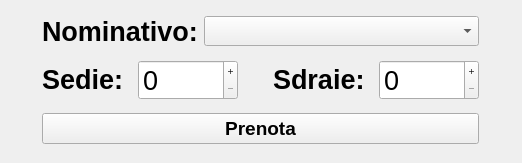
Old version of the form ui/prenota_ombrellone.ui in the repository Raccispini/Progetto-Hotel.
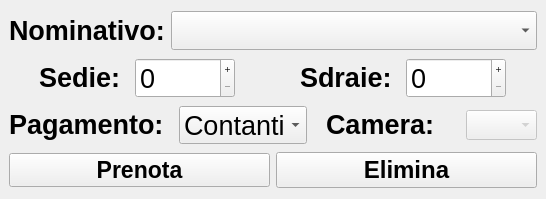
New version of the form. Icons and pictures are not drawn.

The edit to the form file:
```diff
--- a/ui/prenota_ombrellone.ui
+++ b/ui/prenota_ombrellone.ui
@@ -6,20 +6,20 @@
    <rect>
     <x>0</x>
     <y>0</y>
-    <width>522</width>
-    <height>163</height>
+    <width>546</width>
+    <height>199</height>
    </rect>
   </property>
   <property name="minimumSize">
    <size>
-    <width>522</width>
-    <height>163</height>
+    <width>546</width>
+    <height>199</height>
    </size>
   </property>
   <property name="maximumSize">
    <size>
-    <width>522</width>
-    <height>163</height>
+    <width>546</width>
+    <height>199</height>
    </size>
   </property>
   <property name="windowTitle">
@@ -67,6 +67,11 @@
           <height>30</height>
          </size>
         </property>
+        <property name="font">
+         <font>
+          <pointsize>20</pointsize>
+         </font>
+        </property>
        </widget>
       </item>
      </layout>
@@ -141,8 +146,11 @@
           <property name="showGroupSeparator" stdset="0">
            <bool>false</bool>
           </property>
+          <property name="minimum">
+           <number>0</number>
+          </property>
           <property name="maximum">
-           <number>2</number>
+           <number>6</number>
           </property>
          </widget>
         </item>
@@ -213,8 +221,11 @@
           <property name="showGroupSeparator" stdset="0">
            <bool>false</bool>
           </property>
+          <property name="minimum">
+           <number>0</number>
+          </property>
           <property name="maximum">
-           <number>4</number>
+           <number>6</number>
           </property>
          </widget>
         </item>
@@ -223,18 +234,197 @@
      </layout>
     </item>
     <item row="2" column="0">
-     <widget class="QPushButton" name="pB_prenota_ombrellone">
-      <property name="font">
-       <font>
-        <pointsize>14</pointsize>
-        <weight>75</weight>
-        <bold>true</bold>
-       </font>
+     <layout class="QHBoxLayout" name="horizontalLayout_8">
+      <property name="spacing">
+       <number>19</number>
       </property>
-      <property name="text">
-       <string>Prenota</string>
-      </property>
-     </widget>
+      <item>
+       <layout class="QHBoxLayout" name="horizontalLayout_5">
+        <item>
+         <widget class="QLabel" name="label_4">
+          <property name="sizePolicy">
+           <sizepolicy hsizetype="Fixed" vsizetype="Fixed">
+            <horstretch>0</horstretch>
+            <verstretch>0</verstretch>
+           </sizepolicy>
+          </property>
+          <property name="minimumSize">
+           <size>
+            <width>171</width>
+            <height>33</height>
+           </size>
+          </property>
+          <property name="maximumSize">
+           <size>
+            <width>171</width>
+            <height>33</height>
+           </size>
+          </property>
+          <property name="font">
+           <font>
+            <pointsize>20</pointsize>
+            <weight>75</weight>
+            <bold>true</bold>
+           </font>
+          </property>
+          <property name="text">
+           <string>Pagamento:</string>
+          </property>
+         </widget>
+        </item>
+        <item>
+         <widget class="QComboBox" name="cB_nominativo_2">
+          <property name="sizePolicy">
+           <sizepolicy hsizetype="Preferred" vsizetype="Fixed">
+            <horstretch>0</horstretch>
+            <verstretch>0</verstretch>
+           </sizepolicy>
+          </property>
+          <property name="minimumSize">
+           <size>
+            <width>128</width>
+            <height>38</height>
+           </size>
+          </property>
+          <property name="maximumSize">
+           <size>
+            <width>128</width>
+            <height>38</height>
+           </size>
+          </property>
+          <property name="font">
+           <font>
+            <pointsize>20</pointsize>
+            <weight>50</weight>
+            <bold>false</bold>
+           </font>
+          </property>
+          <property name="currentIndex">
+           <number>0</number>
+          </property>
+          <item>
+           <property name="text">
+            <string>Contanti</string>
+           </property>
+          </item>
+          <item>
+           <property name="text">
+            <string>Carta</string>
+           </property>
+          </item>
+          <item>
+           <property name="text">
+            <string>Acconto</string>
+           </property>
+          </item>
+         </widget>
+        </item>
+       </layout>
+      </item>
+      <item>
+       <layout class="QHBoxLayout" name="horizontalLayout_6">
+        <item>
+         <widget class="QLabel" name="label_5">
+          <property name="sizePolicy">
+           <sizepolicy hsizetype="Fixed" vsizetype="Fixed">
+            <horstretch>0</horstretch>
+            <verstretch>0</verstretch>
+           </sizepolicy>
+          </property>
+          <property name="minimumSize">
+           <size>
+            <width>121</width>
+            <height>33</height>
+           </size>
+          </property>
+          <property name="maximumSize">
+           <size>
+            <width>121</width>
+            <height>33</height>
+           </size>
+          </property>
+          <property name="font">
+           <font>
+            <pointsize>20</pointsize>
+            <weight>75</weight>
+            <bold>true</bold>
+           </font>
+          </property>
+          <property name="text">
+           <string>Camera:</string>
+          </property>
+         </widget>
+        </item>
+        <item>
+         <widget class="QComboBox" name="cB_nominativo_3">
+          <property name="enabled">
+           <bool>false</bool>
+          </property>
+          <property name="sizePolicy">
+           <sizepolicy hsizetype="Preferred" vsizetype="Fixed">
+            <horstretch>0</horstretch>
+            <verstretch>0</verstretch>
+           </sizepolicy>
+          </property>
+          <property name="minimumSize">
+           <size>
+            <width>71</width>
+            <height>30</height>
+           </size>
+          </property>
+          <property name="maximumSize">
+           <size>
+            <width>71</width>
+            <height>30</height>
+           </size>
+          </property>
+          <property name="font">
+           <font>
+            <pointsize>20</pointsize>
+            <weight>50</weight>
+            <bold>false</bold>
+           </font>
+          </property>
+          <property name="sizeAdjustPolicy">
+           <enum>QComboBox::AdjustToContents</enum>
+          </property>
+         </widget>
+        </item>
+       </layout>
+      </item>
+     </layout>
+    </item>
+    <item row="3" column="0">
+     <layout class="QHBoxLayout" name="horizontalLayout_7">
+      <item>
+       <widget class="QPushButton" name="pB_prenota_ombrellone">
+        <property name="font">
+         <font>
+          <pointsize>17</pointsize>
+          <weight>75</weight>
+          <bold>true</bold>
+         </font>
+        </property>
+        <property name="text">
+         <string>Prenota</string>
+        </property>
+       </widget>
+      </item>
+      <item>
+       <widget class="QPushButton" name="pB_prenota_ombrellone_2">
+        <property name="font">
+         <font>
+          <pointsize>18</pointsize>
+          <weight>75</weight>
+          <bold>true</bold>
+         </font>
+        </property>
+        <property name="text">
+         <string>Elimina</string>
+        </property>
+       </widget>
+      </item>
+     </layout>
     </item>
    </layout>
   </widget>
```
Left out of the diff: 2 changed lines with no effect on the pictures.
